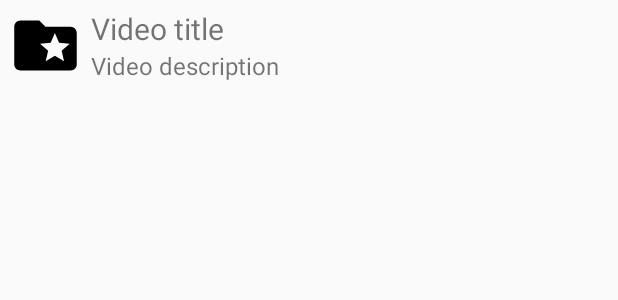
After one commit to pablosalgado/UNADroid, an Android app: the layout videos_listview_items.xml on its own in the app's theme, with its tools: preview values and no code run, on a phone screen of 412 x 824 dp. The commit adds this screen. Shown: the top 300 px of the screen. Run offline under Robolectric (Android 15) with nearby library versions, the phone set to English and light mode, and no system bars; network calls fail.

Commit message:
Mejora la visualización de la lista de videos.

```diff
--- a/app/src/main/AndroidManifest.xml
+++ b/app/src/main/AndroidManifest.xml
@@ -29,7 +29,7 @@
         <activity android:name=".WebCampusActivity" android:parentActivityName=".MainActivity"></activity>
         <activity android:name=".iam.LoginActivity" />
         <activity android:name=".iam.RegistrationActivity" />
-        <activity android:name=".videos.VideosActivity"></activity>
+        <activity android:name=".videos.VideosActivity" android:parentActivityName=".MainActivity"></activity>
     </application>
 
 </manifest>
--- a/app/src/main/res/layout/activity_login.xml
+++ b/app/src/main/res/layout/activity_login.xml
@@ -65,7 +65,7 @@
         android:id="@+id/progressBar"
         android:layout_width="wrap_content"
         android:layout_height="wrap_content"
-        android:layout_centerInParent="true"
+        android:layout_gravity="center"
         android:visibility="gone"
         />
 </android.support.constraint.ConstraintLayout>
--- /dev/null
+++ b/app/src/main/res/layout/videos_listview_items.xml
@@ -0,0 +1,34 @@
+<?xml version="1.0" encoding="utf-8"?>
+<RelativeLayout xmlns:android="http://schemas.android.com/apk/res/android"
+    android:layout_width="match_parent"
+    android:layout_height="match_parent">
+
+    <ImageView
+        android:id="@+id/videoIcon"
+        android:layout_width="50dp"
+        android:layout_height="50dp"
+        android:layout_marginLeft="5dp"
+        android:layout_marginRight="5dp"
+        android:layout_marginTop="5dp"
+        android:src="@drawable/ic_nav_videos" />
+
+    <TextView
+        android:id="@+id/videoTitle"
+        android:layout_width="wrap_content"
+        android:layout_height="wrap_content"
+        android:layout_marginTop="5dp"
+        android:layout_toRightOf="@id/videoIcon"
+        android:singleLine="true"
+        android:text="Video title"
+        android:textSize="20sp" />
+
+    <TextView
+        android:id="@+id/videoDescription"
+        android:layout_width="wrap_content"
+        android:layout_height="wrap_content"
+        android:text="Video description"
+        android:layout_below="@id/videoTitle"
+        android:layout_toRightOf="@id/videoIcon"
+        android:textSize="16sp" />
+
+</RelativeLayout>
```
Also changed, not shown: app/src/main/java/co/edu/unadvirtual/computacion/movil/iam/LoginActivity.java (+19 -16 lines), app/src/main/java/co/edu/unadvirtual/computacion/movil/iam/RegistrationActivity.java (+13 -13 lines), app/src/main/java/co/edu/unadvirtual/computacion/movil/videos/Video.java (+58 -31 lines), app/src/main/java/co/edu/unadvirtual/computacion/movil/videos/VideoListViewAdapter.java (added, +71 -0 lines), app/src/main/java/co/edu/unadvirtual/computacion/movil/videos/VideosActivity.java (+38 -21 lines), app/src/main/res/layout/activity_videos.xml (+24 -6 lines).
